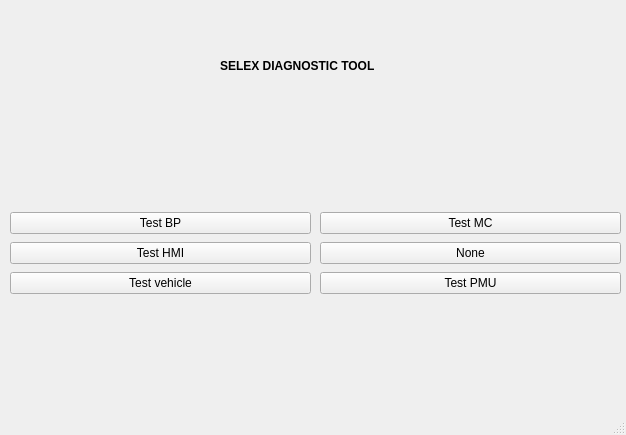
CongPV121/SDT, file mainwindow.ui: the form before one commit.
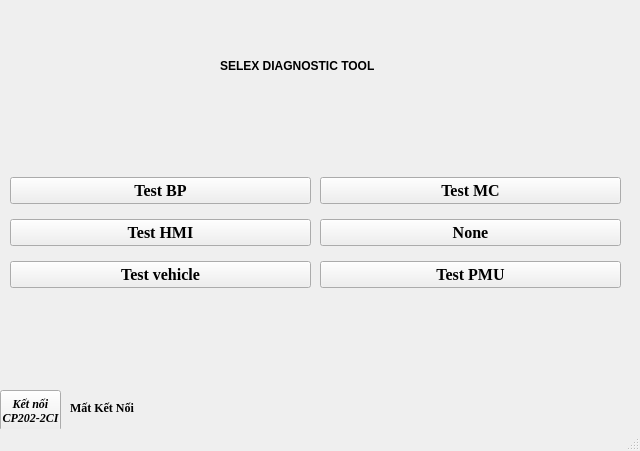
The form after the commit. Icons and pictures are not drawn.

Patch:
```diff
--- a/mainwindow.ui
+++ b/mainwindow.ui
@@ -6,26 +6,51 @@
    <rect>
     <x>0</x>
     <y>0</y>
-    <width>626</width>
-    <height>435</height>
+    <width>640</width>
+    <height>451</height>
    </rect>
   </property>
   <property name="windowTitle">
-   <string>MainWindow</string>
+   <string>SDT 1.0</string>
+  </property>
+  <property name="windowIcon">
+   <iconset>
+    <selectedon>:/icon/diagnostic-tool.png</selectedon>
+   </iconset>
+  </property>
+  <property name="iconSize">
+   <size>
+    <width>32</width>
+    <height>32</height>
+   </size>
   </property>
   <widget class="QWidget" name="centralwidget">
    <widget class="QWidget" name="verticalLayoutWidget">
     <property name="geometry">
      <rect>
       <x>10</x>
-      <y>210</y>
+      <y>168</y>
       <width>301</width>
-      <height>89</height>
+      <height>131</height>
      </rect>
     </property>
+    <property name="font">
+     <font>
+      <family>Times New Roman</family>
+      <pointsize>12</pointsize>
+      <bold>true</bold>
+     </font>
+    </property>
     <layout class="QVBoxLayout" name="verticalLayout">
      <item>
       <widget class="QPushButton" name="testBpButton">
+       <property name="font">
+        <font>
+         <family>Times New Roman</family>
+         <pointsize>12</pointsize>
+         <bold>true</bold>
+        </font>
+       </property>
        <property name="text">
         <string>Test BP</string>
        </property>
@@ -33,6 +58,13 @@
      </item>
      <item>
       <widget class="QPushButton" name="testHmiButton">
+       <property name="font">
+        <font>
+         <family>Times New Roman</family>
+         <pointsize>12</pointsize>
+         <bold>true</bold>
+        </font>
+       </property>
        <property name="text">
         <string>Test HMI</string>
        </property>
@@ -40,6 +72,13 @@
      </item>
      <item>
       <widget class="QPushButton" name="testvehicleButton">
+       <property name="font">
+        <font>
+         <family>Times New Roman</family>
+         <pointsize>12</pointsize>
+         <bold>true</bold>
+        </font>
+       </property>
        <property name="text">
         <string>Test vehicle</string>
        </property>
@@ -51,14 +90,28 @@
     <property name="geometry">
      <rect>
       <x>320</x>
-      <y>210</y>
+      <y>168</y>
       <width>301</width>
-      <height>89</height>
+      <height>131</height>
      </rect>
     </property>
+    <property name="font">
+     <font>
+      <family>Times New Roman</family>
+      <pointsize>12</pointsize>
+      <bold>true</bold>
+     </font>
+    </property>
     <layout class="QVBoxLayout" name="verticalLayout_2">
      <item>
       <widget class="QPushButton" name="testMcButton">
+       <property name="font">
+        <font>
+         <family>Times New Roman</family>
+         <pointsize>12</pointsize>
+         <bold>true</bold>
+        </font>
+       </property>
        <property name="text">
         <string>Test MC</string>
        </property>
@@ -66,6 +119,13 @@
      </item>
      <item>
       <widget class="QPushButton" name="pushButton_2">
+       <property name="font">
+        <font>
+         <family>Times New Roman</family>
+         <pointsize>12</pointsize>
+         <bold>true</bold>
+        </font>
+       </property>
        <property name="text">
         <string>None</string>
        </property>
@@ -73,6 +133,13 @@
      </item>
      <item>
       <widget class="QPushButton" name="testPmuButton">
+       <property name="font">
+        <font>
+         <family>Times New Roman</family>
+         <pointsize>12</pointsize>
+         <bold>true</bold>
+        </font>
+       </property>
        <property name="text">
         <string>Test PMU</string>
        </property>
@@ -98,6 +165,46 @@
      <string>SELEX DIAGNOSTIC TOOL</string>
     </property>
    </widget>
+   <widget class="QPushButton" name="pushButton">
+    <property name="geometry">
+     <rect>
+      <x>0</x>
+      <y>390</y>
+      <width>61</width>
+      <height>41</height>
+     </rect>
+    </property>
+    <property name="font">
+     <font>
+      <family>Times New Roman</family>
+      <italic>true</italic>
+      <bold>true</bold>
+     </font>
+    </property>
+    <property name="text">
+     <string>Kết nối 
+CP202-2CI</string>
+    </property>
+   </widget>
+   <widget class="QLabel" name="CP202">
+    <property name="geometry">
+     <rect>
+      <x>70</x>
+      <y>400</y>
+      <width>71</width>
+      <height>16</height>
+     </rect>
+    </property>
+    <property name="font">
+     <font>
+      <family>Times New Roman</family>
+      <bold>true</bold>
+     </font>
+    </property>
+    <property name="text">
+     <string>Mất Kết Nối</string>
+    </property>
+   </widget>
   </widget>
   <widget class="QMenuBar" name="menubar">
    <property name="geometry">
```
Left out of the diff: 2 changed lines with no effect on the pictures.
